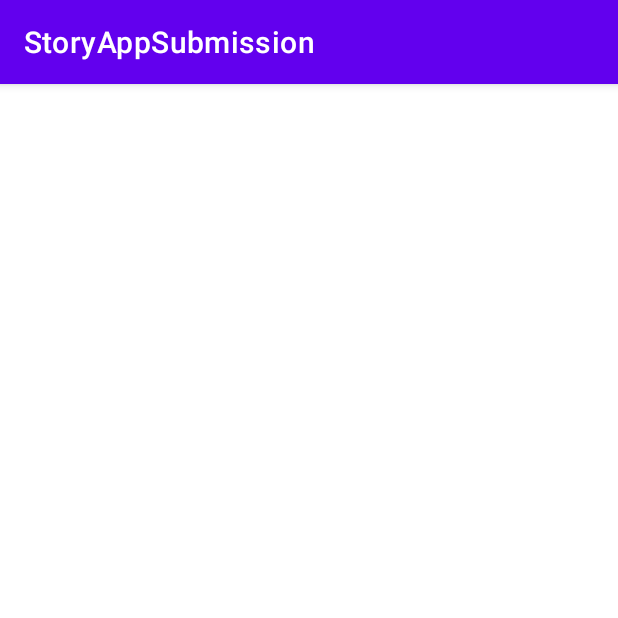
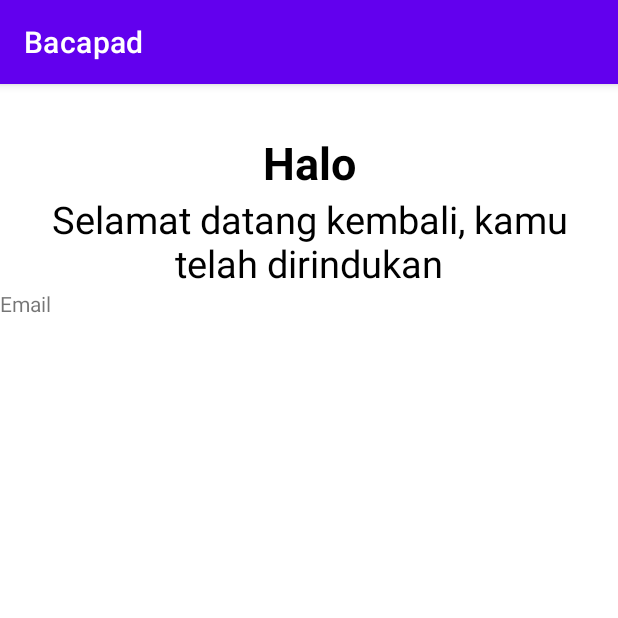
Before and after one commit to admajarois/StoryAppSubmission, an Android app: the LoginActivity screen opened directly, with no data from a screen before it, on a phone screen of 412 x 824 dp, the top half of it. Run offline under Robolectric (Android 15) with nearby library versions, the phone set to English and light mode, and no system bars.

```diff
--- a/app/src/main/res/layout/activity_login.xml
+++ b/app/src/main/res/layout/activity_login.xml
@@ -6,4 +6,40 @@
     android:layout_height="match_parent"
     tools:context=".view.login.LoginActivity">
 
+    <TextView
+        android:id="@+id/greeting_login"
+        android:layout_width="wrap_content"
+        android:layout_height="wrap_content"
+        android:layout_marginTop="32dp"
+        android:textSize="30sp"
+        android:textStyle="bold"
+        android:textColor="@color/black"
+        android:text="@string/greetings_login"
+        app:layout_constraintEnd_toEndOf="parent"
+        app:layout_constraintStart_toStartOf="parent"
+        app:layout_constraintTop_toTopOf="parent" />
+
+    <TextView
+        android:id="@+id/missed_login"
+        android:layout_width="0dp"
+        android:layout_height="wrap_content"
+        android:layout_marginStart="32dp"
+        android:layout_marginEnd="32dp"
+        android:text="@string/missed_login"
+        android:textAlignment="center"
+        android:textColor="@color/black"
+        android:textSize="25sp"
+        app:layout_constraintEnd_toEndOf="parent"
+        app:layout_constraintStart_toStartOf="parent"
+        app:layout_constraintTop_toBottomOf="@+id/greeting_login" />
+
+    <TextView
+        android:id="@+id/email_label"
+        android:layout_width="wrap_content"
+        android:layout_height="wrap_content"
+        android:text="@string/email_label"
+        app:layout_constraintStart_toStartOf="parent"
+        app:layout_constraintTop_toBottomOf="@+id/missed_login" />
+
+
 </androidx.constraintlayout.widget.ConstraintLayout>
--- a/app/src/main/res/values/strings.xml
+++ b/app/src/main/res/values/strings.xml
@@ -1,3 +1,10 @@
 <resources>
-    <string name="app_name">StoryAppSubmission</string>
+    <string name="app_name">Bacapad</string>
+    <string name="login_label">Login</string>
+    <string name="sign_up_label">Sign Up</string>
+    <string name="username_label">Username</string>
+    <string name="email_label">Email</string>
+    <string name="password_label">Password</string>
+    <string name="greetings_login">Halo</string>
+    <string name="missed_login">Selamat datang kembali, kamu telah dirindukan</string>
 </resources>
```
Also changed, not shown: app/src/main/AndroidManifest.xml (+7 -0 lines), app/src/main/java/com/admaja/storyappsubmission/view/WelcomeActivity.kt (added, +12 -0 lines), app/src/main/res/layout/activity_welcome.xml (added, +9 -0 lines).
